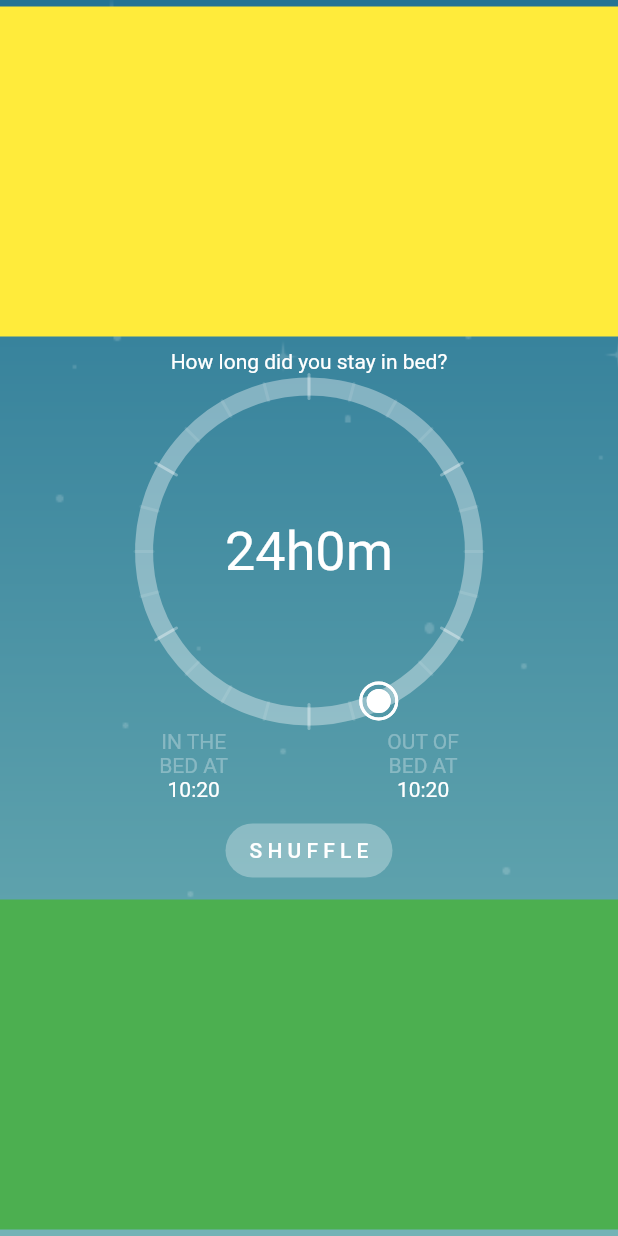
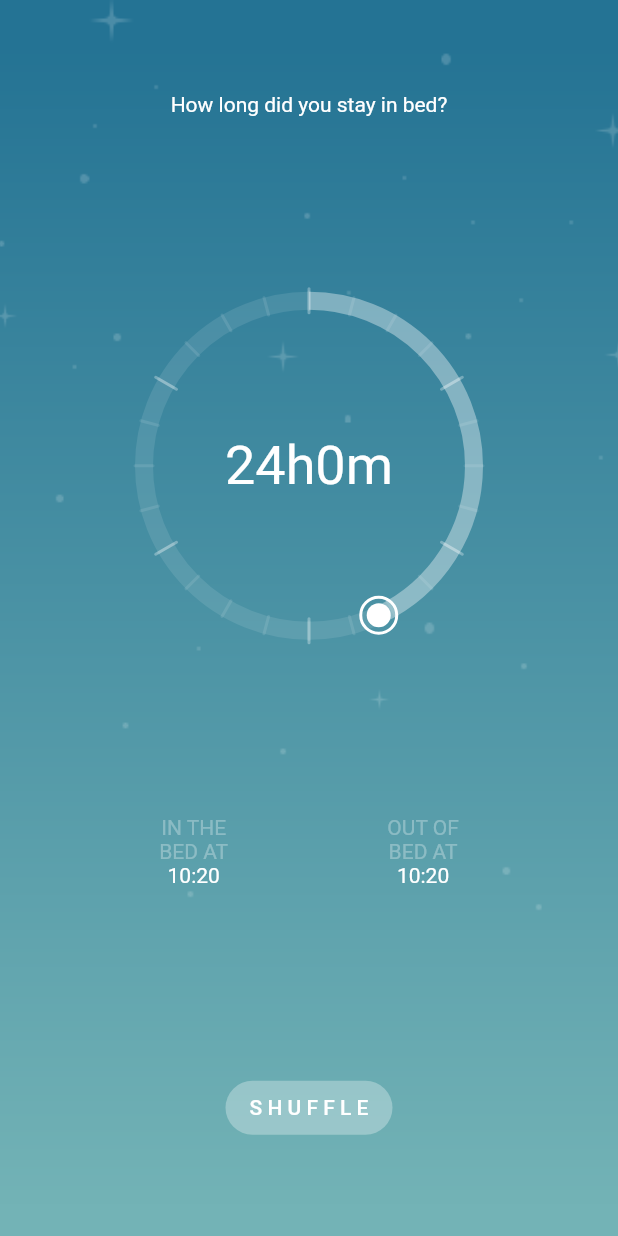
Before and after one commit to davidanaya/flutter-circular-slider, a Flutter app: the screen it shows after launch, on a phone screen of 412 x 824 dp. Run offline on Flutter 3.47's test engine with Material 2 defaults, Android fonts, the phone set to English and light mode, and no system bars.

Commit message:
feat: add single and double handler options

```diff
--- a/example/lib/main.dart
+++ b/example/lib/main.dart
@@ -5,7 +5,7 @@ import 'package:flutter/material.dart';
 import 'package:flutter_circular_slider/flutter_circular_slider.dart';
 
 void main() {
-  debugPrintGestureArenaDiagnostics = true;
+  debugPrintGestureArenaDiagnostics = false;
   runApp(MyApp());
 }
 
@@ -76,28 +76,15 @@ class _SleepPageState extends State<SleepPage> {
 
   @override
   Widget build(BuildContext context) {
-    return LayoutBuilder(
-        builder: (BuildContext context, BoxConstraints viewportConstraints) {
-      return SingleChildScrollView(
-        child: ConstrainedBox(
-          constraints: BoxConstraints(
-            minHeight: viewportConstraints.maxHeight,
-          ),
-          child: Column(
+    return Column(
       mainAxisAlignment: MainAxisAlignment.spaceAround,
       children: [
-              Container(
-                // A fixed-height child.
-                color: Colors.yellow,
-                height: 220.0,
-              ),
         Text(
           'How long did you stay in bed?',
           style: TextStyle(color: Colors.white),
         ),
-              CircularSlider(
+        SingleCircularSlider(
           288,
-                initTime,
           endTime,
           height: 220.0,
           width: 220.0,
@@ -111,12 +98,32 @@ class _SleepPageState extends State<SleepPage> {
           child: Padding(
             padding: const EdgeInsets.all(12.0),
             child: Center(
-                      child: Text(
-                          '${_formatIntervalTime(inBedTime, outBedTime)}',
-                          style:
-                              TextStyle(fontSize: 36.0, color: Colors.white))),
+                child: Text('${_formatIntervalTime(inBedTime, outBedTime)}',
+                    style: TextStyle(fontSize: 36.0, color: Colors.white))),
           ),
         ),
+        // DoubleCircularSlider(
+        //   288,
+        //   initTime,
+        //   endTime,
+        //   height: 220.0,
+        //   width: 220.0,
+        //   primarySectors: 6,
+        //   secondarySectors: 24,
+        //   baseColor: Color.fromRGBO(255, 255, 255, 0.1),
+        //   selectionColor: baseColor,
+        //   handlerColor: Colors.white,
+        //   handlerOutterRadius: 12.0,
+        //   onSelectionChange: _updateLabels,
+        //   child: Padding(
+        //     padding: const EdgeInsets.all(12.0),
+        //     child: Center(
+        //         child: Text(
+        //             '${_formatIntervalTime(inBedTime, outBedTime)}',
+        //             style:
+        //                 TextStyle(fontSize: 36.0, color: Colors.white))),
+        //   ),
+        // ),
         Row(mainAxisAlignment: MainAxisAlignment.spaceEvenly, children: [
           _formatBedTime('IN THE', inBedTime),
           _formatBedTime('OUT OF', outBedTime),
@@ -130,16 +137,8 @@ class _SleepPageState extends State<SleepPage> {
           ),
           onPressed: _shuffle,
         ),
-              Container(
-                // Another fixed-height child.
-                color: Colors.green,
-                height: 220.0,
-              ),
       ],
-          ),
-        ),
     );
-    });
   }
 
   Widget _formatBedTime(String pre, int time) {
--- a/lib/flutter_circular_slider.dart
+++ b/lib/flutter_circular_slider.dart
@@ -1,3 +1,4 @@
 library flutter_circular_slider;
 
-export 'src/circular_slider.dart';
+export 'src/double_circular_slider.dart';
+export 'src/single_circular_slider.dart';
--- a/lib/src/base_painter.dart
+++ b/lib/src/base_painter.dart
@@ -1,22 +1,26 @@
 import 'dart:math';
 
 import 'package:flutter/material.dart';
-import 'package:flutter_circular_slider/src/utils.dart';
+
+import 'utils.dart';
 
 class BasePainter extends CustomPainter {
   Color baseColor;
   Color selectionColor;
   int primarySectors;
   int secondarySectors;
+  Function onCalculatedRadius;
 
   Offset center;
   double radius;
 
-  BasePainter(
-      {@required this.baseColor,
-      @required this.selectionColor,
-      @required this.primarySectors,
-      @required this.secondarySectors});
+  BasePainter({
+    @required this.baseColor,
+    @required this.selectionColor,
+    @required this.primarySectors,
+    @required this.secondarySectors,
+    this.onCalculatedRadius,
+  });
 
   @override
   void paint(Canvas canvas, Size size) {
@@ -24,6 +28,8 @@ class BasePainter extends CustomPainter {
 
     center = Offset(size.width / 2, size.height / 2);
     radius = min(size.width / 2, size.height / 2);
+    // we need this in the parent to calculate if the user clicks on the circumference
+    onCalculatedRadius(radius);
 
     assert(radius > 0);
 
--- a/lib/src/circular_slider_paint.dart
+++ b/lib/src/circular_slider_paint.dart
@@ -1,13 +1,17 @@
 import 'package:flutter/gestures.dart';
 import 'package:flutter/material.dart';
-import 'package:flutter_circular_slider/src/base_painter.dart';
-import 'package:flutter_circular_slider/src/slider_painter.dart';
-import 'package:flutter_circular_slider/src/utils.dart';
+
+import 'base_painter.dart';
+import 'slider_painter.dart';
+import 'utils.dart';
+
+enum CircularSliderMode { singleHandler, doubleHandler }
 
 class CircularSliderPaint extends StatefulWidget {
+  final CircularSliderMode mode;
   final int init;
   final int end;
-  final int intervals;
+  final int divisions;
   final int primarySectors;
   final int secondarySectors;
   final Function onSelectionChange;
@@ -17,8 +21,9 @@ class CircularSliderPaint extends StatefulWidget {
   final double handlerOutterRadius;
   final Widget child;
 
-  CircularSliderPaint(
-      {@required this.intervals,
+  CircularSliderPaint({
+    @required this.mode,
+    @required this.divisions,
     @required this.init,
     @required this.end,
     this.child,
@@ -28,7 +33,8 @@ class CircularSliderPaint extends StatefulWidget {
     @required this.baseColor,
     @required this.selectionColor,
     @required this.handlerColor,
-      @required this.handlerOutterRadius});
+    @required this.handlerOutterRadius,
+  });
 
   @override
   _CircularSliderState createState() => _CircularSliderState();
@@ -37,6 +43,7 @@ class CircularSliderPaint extends StatefulWidget {
 class _CircularSliderState extends State<CircularSliderPaint> {
   bool _isInitHandlerSelected = false;
   bool _isEndHandlerSelected = false;
+  double _sliderRadius;
 
   SliderPainter _painter;
 
@@ -48,6 +55,9 @@ class _CircularSliderState extends State<CircularSliderPaint> {
 
   /// the absolute angle in radians representing the selection
   double _sweepAngle;
+
+  bool get isDoubleHandler => widget.mode == CircularSliderMode.doubleHandler;
+  bool get isSingleHandler => widget.mode == CircularSliderMode.singleHandler;
 
   @override
   void initState() {
@@ -83,7 +93,8 @@ class _CircularSliderState extends State<CircularSliderPaint> {
             baseColor: widget.baseColor,
             selectionColor: widget.selectionColor,
             primarySectors: widget.primarySectors,
-            secondarySectors: widget.secondarySectors),
+            secondarySectors: widget.secondarySectors,
+            onCalculatedRadius: (double radius) => _sliderRadius = radius),
         foregroundPainter: _painter,
         child: Padding(
           padding: const EdgeInsets.all(12.0),
@@ -94,15 +105,18 @@ class _CircularSliderState extends State<CircularSliderPaint> {
   }
 
   void _calculatePaintData() {
-    double initPercent = valueToPercentage(widget.init, widget.intervals);
-    double endPercent = valueToPercentage(widget.end, widget.intervals);
-    double sweep = getSweepAngle(initPercent, endPercent);
+    var initPercent = isDoubleHandler
+        ? valueToPercentage(widget.init, widget.divisions)
+        : 0.0;
+    var endPercent = valueToPercentage(widget.end, widget.divisions);
+    var sweep = getSweepAngle(initPercent, endPercent);
 
-    _startAngle = percentageToRadians(initPercent);
+    _startAngle = isDoubleHandler ? percentageToRadians(initPercent) : 0.0;
     _endAngle = percentageToRadians(endPercent);
     _sweepAngle = percentageToRadians(sweep.abs());
 
     _painter = SliderPainter(
+      mode: widget.mode,
       startAngle: _startAngle,
       endAngle: _endAngle,
       sweepAngle: _sweepAngle,
@@ -124,9 +138,9 @@ class _CircularSliderState extends State<CircularSliderPaint> {
 
     var angle = coordinatesToRadians(_painter.center, position);
     var percentage = radiansToPercentage(angle);
-    var newValue = percentageToValue(percentage, widget.intervals);
+    var newValue = percentageToValue(percentage, widget.divisions);
 
-    if (_isInitHandlerSelected) {
+    if (isDoubleHandler && _isInitHandlerSelected) {
       widget.onSelectionChange(newValue, widget.end);
     } else {
       widget.onSelectionChange(widget.init, newValue);
@@ -145,11 +159,19 @@ class _CircularSliderState extends State<CircularSliderPaint> {
     RenderBox renderBox = context.findRenderObject();
     var position = renderBox.globalToLocal(details);
     if (position != null) {
+      if (isSingleHandler) {
+        if (isPointAlongCircle(position, _sliderRadius)) {
+          _isEndHandlerSelected = true;
+          _onPanUpdate(details);
+        }
+      } else {
         _isInitHandlerSelected = isPointInsideCircle(
             position, _painter.initHandler, widget.handlerOutterRadius);
+
         if (!_isInitHandlerSelected) {
           _isEndHandlerSelected = isPointInsideCircle(
               position, _painter.endHandler, widget.handlerOutterRadius);
+        }
       }
     }
     return _isInitHandlerSelected || _isEndHandlerSelected;
--- a/lib/src/circular_slider.dart
+++ b/lib/src/single_circular_slider.dart
@@ -1,24 +1,21 @@
 import 'package:flutter/material.dart';
 
-import 'package:flutter_circular_slider/src/circular_slider_paint.dart';
+import 'circular_slider_paint.dart';
 
 /// Returns a widget which displays a circle to be used as a slider.
 ///
-/// Required arguments are init and end to set the initial selection.
+/// Required arguments are position and divisions to set the initial selection.
 /// onSelectionChange is a callback function which returns new values as the user
 /// changes the interval.
 /// The rest of the params are used to change the look and feel.
 ///
-///     CircularSlider(5, 10, onSelectionChange: () => {});
-class CircularSlider extends StatefulWidget {
-  /// the selection will be values between 0..intervals; max value is 300
-  final int intervals;
+///     SingleCircularSlider(5, 10, onSelectionChange: () => {});
+class SingleCircularSlider extends StatefulWidget {
+  /// the selection will be values between 0..divisions; max value is 300
+  final int divisions;
 
   /// the initial value in the selection
-  final int init;
-
-  /// the end value in the selection
-  final int end;
+  final int position;
 
   /// the number of primary sectors to be painted
   /// will be painted using selectionColor
@@ -53,8 +50,10 @@ class CircularSlider extends StatefulWidget {
   /// outter radius for the handlers
   final double handlerOutterRadius;
 
-  CircularSlider(this.intervals, this.init, this.end,
-      {this.height,
+  SingleCircularSlider(
+    this.divisions,
+    this.position, {
+    this.height,
     this.width,
     this.child,
     this.primarySectors,
@@ -63,27 +62,23 @@ class CircularSlider extends StatefulWidget {
     this.selectionColor,
     this.handlerColor,
     this.onSelectionChange,
-      this.handlerOutterRadius})
-      : assert(init >= 0 && init <= intervals,
-            'init has to be > 0 and < intervals value'),
-        assert(end >= 0 && end <= intervals,
-            'end has to be > 0 and < intervals value'),
-        assert(intervals >= 0 && intervals <= 300,
-            'intervals has to be > 0 and <= 300');
+    this.handlerOutterRadius,
+  })  : assert(position >= 0 && position <= divisions,
+            'init has to be > 0 and < divisions value'),
+        assert(divisions >= 0 && divisions <= 300,
+            'divisions has to be > 0 and <= 300');
 
   @override
-  _CircularSliderState createState() => _CircularSliderState();
+  _SingleCircularSliderState createState() => _SingleCircularSliderState();
 }
 
-class _CircularSliderState extends State<CircularSlider> {
-  int init;
-  int end;
+class _SingleCircularSliderState extends State<SingleCircularSlider> {
+  int _end;
 
   @override
   void initState() {
     super.initState();
-    init = widget.init;
-    end = widget.end;
+    _end = widget.position;
   }
 
   @override
@@ -92,9 +87,10 @@ class _CircularSliderState extends State<CircularSlider> {
         height: widget.height ?? 220,
         width: widget.width ?? 220,
         child: CircularSliderPaint(
-          init: init,
-          end: end,
-          intervals: widget.intervals,
+          mode: CircularSliderMode.singleHandler,
+          init: 0,
+          end: _end,
+          divisions: widget.divisions,
           primarySectors: widget.primarySectors ?? 0,
           secondarySectors: widget.secondarySectors ?? 0,
           child: widget.child,
@@ -103,8 +99,7 @@ class _CircularSliderState extends State<CircularSlider> {
               widget.onSelectionChange(newInit, newEnd);
             }
             setState(() {
-              init = newInit;
-              end = newEnd;
+              _end = newEnd;
             });
           },
           baseColor: widget.baseColor ?? Color.fromRGBO(255, 255, 255, 0.1),
--- a/lib/src/slider_painter.dart
+++ b/lib/src/slider_painter.dart
@@ -1,9 +1,12 @@
 import 'dart:math';
 
 import 'package:flutter/material.dart';
-import 'package:flutter_circular_slider/src/utils.dart';
+
+import 'circular_slider_paint.dart' show CircularSliderMode;
+import 'utils.dart';
 
 class SliderPainter extends CustomPainter {
+  CircularSliderMode mode;
   double startAngle;
   double endAngle;
   double sweepAngle;
@@ -16,18 +19,18 @@ class SliderPainter extends CustomPainter {
   Offset center;
   double radius;
 
-  SliderPainter(
-      {@required this.startAngle,
+  SliderPainter({
+    @required this.mode,
+    @required this.startAngle,
     @required this.endAngle,
     @required this.sweepAngle,
     @required this.selectionColor,
     @required this.handlerColor,
-      @required this.handlerOutterRadius});
+    @required this.handlerOutterRadius,
+  });
 
   @override
   void paint(Canvas canvas, Size size) {
-    if (startAngle == 0.0 && endAngle == 0.0) return;
-
     Paint progress = _getPaint(color: selectionColor);
 
     center = Offset(size.width / 2, size.height / 2);
@@ -40,9 +43,11 @@ class SliderPainter extends CustomPainter {
     Paint handlerOutter = _getPaint(color: handlerColor, width: 2.0);
 
     // draw handlers
+    if (mode == CircularSliderMode.doubleHandler) {
       initHandler = radiansToCoordinates(center, -pi / 2 + startAngle, radius);
       canvas.drawCircle(initHandler, 8.0, handler);
       canvas.drawCircle(initHandler, handlerOutterRadius, handlerOutter);
+    }
 
     endHandler = radiansToCoordinates(center, -pi / 2 + endAngle, radius);
     canvas.drawCircle(endHandler, 8.0, handler);
@@ -52,7 +57,7 @@ class SliderPainter extends CustomPainter {
   Paint _getPaint({@required Color color, double width, PaintingStyle style}) =>
       Paint()
         ..color = color
-        ..strokeCap = StrokeCap.round
+        ..strokeCap = StrokeCap.butt
         ..style = style ?? PaintingStyle.stroke
         ..strokeWidth = width ?? 12.0;
 
--- a/pubspec.yaml
+++ b/pubspec.yaml
@@ -1,6 +1,6 @@
 name: flutter_circular_slider
 description: A customizable widget to select intervals in a circular line.
-version: 1.1.4
+version: 2.0.0
 author: David Anaya <danaya@gmail.com>
 homepage: https://github.com/davidanaya/flutter-circular-slider
 repository: https://github.com/davidanaya/flutter-circular-slider
```
Also changed, not shown: lib/src/double_circular_slider.dart (added, +121 -0 lines), lib/src/utils.dart (+9 -0 lines), doc/single-slider.gif (added), example/pubspec.lock, pubspec.lock, 3 other files. Lines whose indentation alone changed are shown as unchanged.
